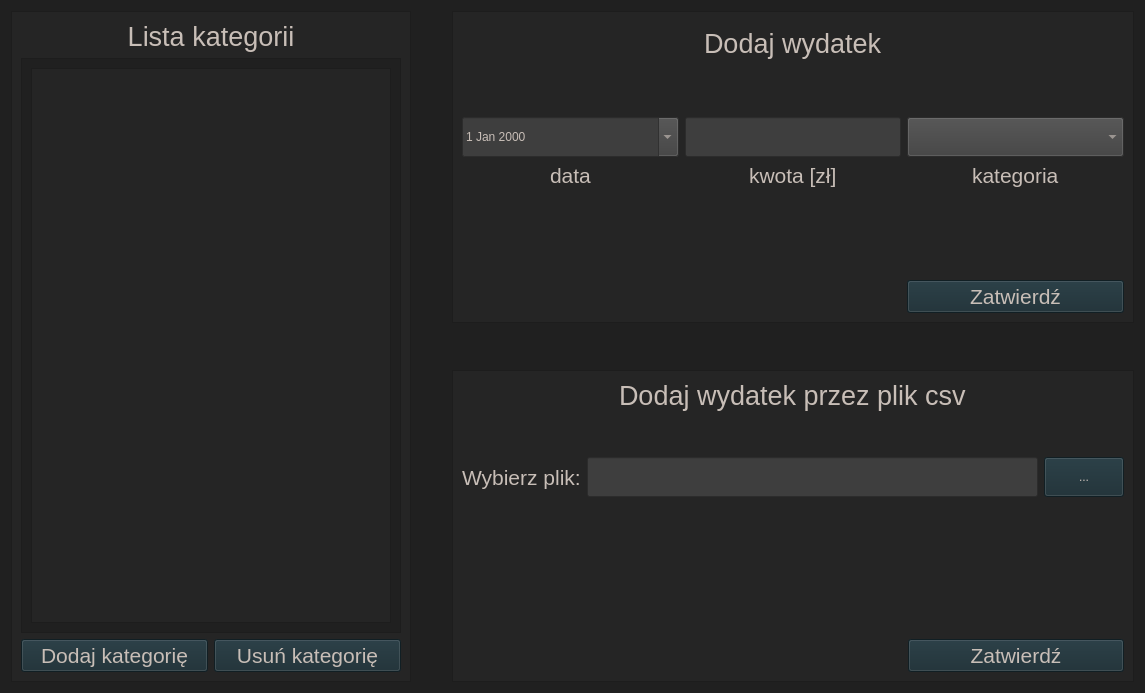
The window that ui/expenses_tab.ui (zuzmej/Wydatkoinator) describes before a commit, drawn with Qt 5.
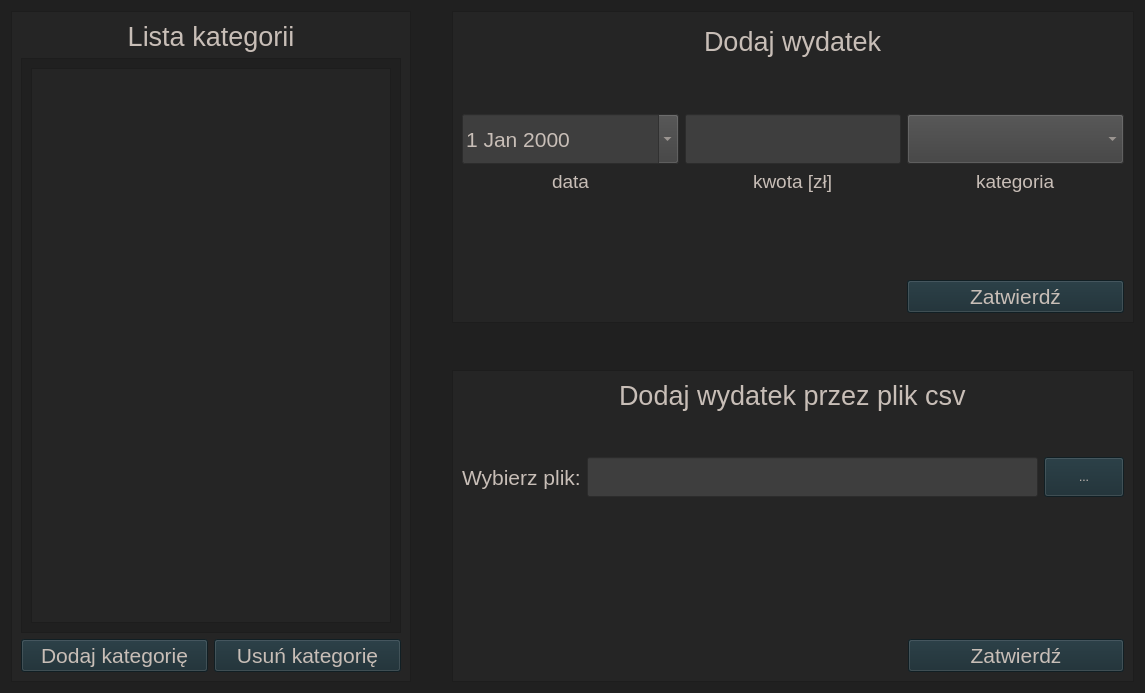
The same window after the commit.

Patch:
```diff
--- a/ui/expenses_tab.ui
+++ b/ui/expenses_tab.ui
@@ -359,7 +359,7 @@
        <widget class="QLabel" name="category_label">
         <property name="font">
          <font>
-          <pointsize>16</pointsize>
+          <pointsize>14</pointsize>
          </font>
         </property>
         <property name="text">
@@ -380,7 +380,7 @@
         </property>
         <property name="font">
          <font>
-          <pointsize>16</pointsize>
+          <pointsize>14</pointsize>
          </font>
         </property>
         <property name="text">
@@ -405,9 +405,14 @@
         <property name="minimumSize">
          <size>
           <width>0</width>
-          <height>40</height>
+          <height>50</height>
          </size>
         </property>
+        <property name="font">
+         <font>
+          <pointsize>16</pointsize>
+         </font>
+        </property>
         <property name="styleSheet">
          <string notr="true">QCalendarWidget QWidget { background-color: #c8beb7; }	/* calosc */ 
 
@@ -505,7 +510,7 @@
        <widget class="QLabel" name="amount_label">
         <property name="font">
          <font>
-          <pointsize>16</pointsize>
+          <pointsize>14</pointsize>
          </font>
         </property>
         <property name="text">
@@ -518,9 +523,14 @@
         <property name="minimumSize">
          <size>
           <width>0</width>
-          <height>40</height>
+          <height>50</height>
          </size>
         </property>
+        <property name="font">
+         <font>
+          <pointsize>16</pointsize>
+         </font>
+        </property>
        </widget>
       </item>
       <item row="0" column="0" rowspan="2" colspan="3" alignment="Qt::AlignHCenter|Qt::AlignVCenter">
@@ -555,9 +565,14 @@
         <property name="minimumSize">
          <size>
           <width>0</width>
-          <height>40</height>
+          <height>50</height>
          </size>
         </property>
+        <property name="font">
+         <font>
+          <pointsize>16</pointsize>
+         </font>
+        </property>
        </widget>
       </item>
      </layout>
```
Left out of the diff: 4 changed lines with no effect on the pictures.
